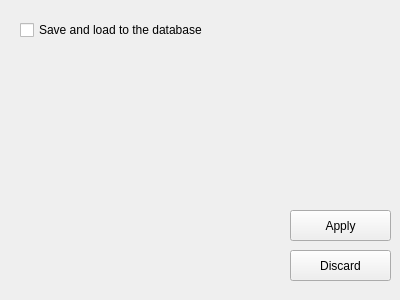
Before: the Qt Designer form settings_widget.ui in 5hp1k/CapybaraAppraiser, drawn with Qt 5.
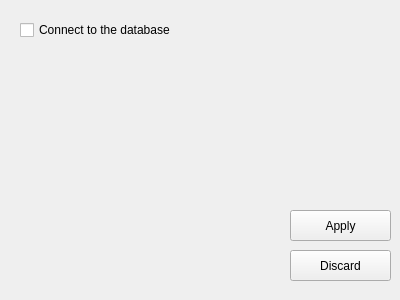
After: the same form once the commit is applied.

```diff
--- a/settings_widget.ui
+++ b/settings_widget.ui
@@ -23,7 +23,7 @@
     </rect>
    </property>
    <property name="text">
-    <string>Save and load to the database</string>
+    <string>Connect to the database</string>
    </property>
   </widget>
   <widget class="QPushButton" name="applyButton">
```
